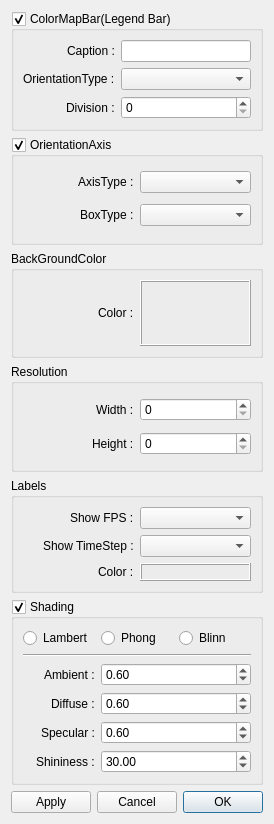
Old version of the form Widgets/Preference.ui in the repository CCSEPBVR/CS-IS-PBVR.
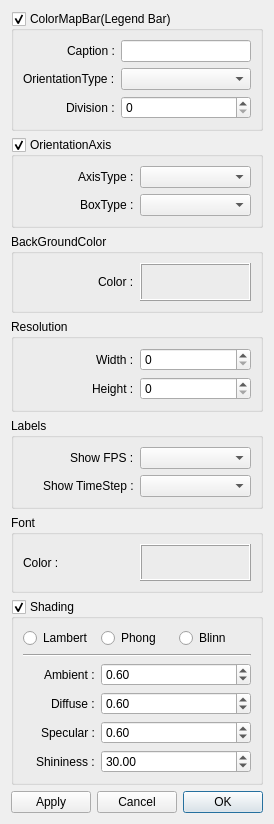
New version of the form. Custom widgets are drawn as their Qt base class.

Commit message: 各項目ごとのSave関数を実装,Fontの色を変更できる項目を追加,カラーダイアログ選択後にPreferenceパネルが前面にくるように改修

The edit to the form file:
```diff
--- a/Widgets/Preference.ui
+++ b/Widgets/Preference.ui
@@ -44,7 +44,7 @@
        </widget>
       </item>
       <item row="0" column="1">
-       <widget class="ClickableLabel" name="selectedBackGroundColorCLbl">
+       <widget class="ClickableLabel" name="backGroundColorCLbl">
         <property name="frameShape">
          <enum>QFrame::Box</enum>
         </property>
@@ -195,17 +195,13 @@
     </widget>
    </item>
    <item row="5" column="0" colspan="3">
-    <widget class="QGroupBox" name="groupBox">
+    <widget class="QGroupBox" name="labelsGBox">
      <property name="title">
       <string>Labels</string>
      </property>
      <layout class="QGridLayout" name="gridLayout_7">
-      <item row="1" column="0" alignment="Qt::AlignRight">
-       <widget class="QLabel" name="showTimeStepLbl">
-        <property name="text">
-         <string>Show TimeStep :</string>
-        </property>
-       </widget>
+      <item row="0" column="1">
+       <widget class="QComboBox" name="showFPSCBox"/>
       </item>
       <item row="0" column="0" alignment="Qt::AlignRight">
        <widget class="QLabel" name="showFPSLbl">
@@ -214,29 +210,13 @@
         </property>
        </widget>
       </item>
-      <item row="2" column="0" alignment="Qt::AlignRight">
-       <widget class="QLabel" name="labelsColorLbl">
+      <item row="1" column="0" alignment="Qt::AlignRight">
+       <widget class="QLabel" name="showTimeStepLbl">
         <property name="text">
-         <string>Color :</string>
+         <string>Show TimeStep :</string>
         </property>
        </widget>
       </item>
-      <item row="2" column="1">
-       <widget class="ClickableLabel" name="selectedLabelsColorCLbl">
-        <property name="frameShape">
-         <enum>QFrame::Box</enum>
-        </property>
-        <property name="frameShadow">
-         <enum>QFrame::Raised</enum>
-        </property>
-        <property name="text">
-         <string/>
-        </property>
-       </widget>
-      </item>
-      <item row="0" column="1">
-       <widget class="QComboBox" name="showFPSCBox"/>
-      </item>
       <item row="1" column="1">
        <widget class="QComboBox" name="showTimeStepCBox"/>
       </item>
@@ -374,6 +354,35 @@
      </layout>
     </widget>
    </item>
+   <item row="6" column="0" colspan="3">
+    <widget class="QGroupBox" name="fontGBox">
+     <property name="title">
+      <string>Font</string>
+     </property>
+     <layout class="QGridLayout" name="gridLayout_8">
+      <item row="0" column="0">
+       <widget class="QLabel" name="fontColorLbl">
+        <property name="text">
+         <string>Color :</string>
+        </property>
+       </widget>
+      </item>
+      <item row="0" column="1">
+       <widget class="ClickableLabel" name="fontColorCLbl">
+        <property name="frameShape">
+         <enum>QFrame::Box</enum>
+        </property>
+        <property name="frameShadow">
+         <enum>QFrame::Raised</enum>
+        </property>
+        <property name="text">
+         <string/>
+        </property>
+       </widget>
+      </item>
+     </layout>
+    </widget>
+   </item>
   </layout>
  </widget>
  <customwidgets>
```
The commit also changes 2 other files.
